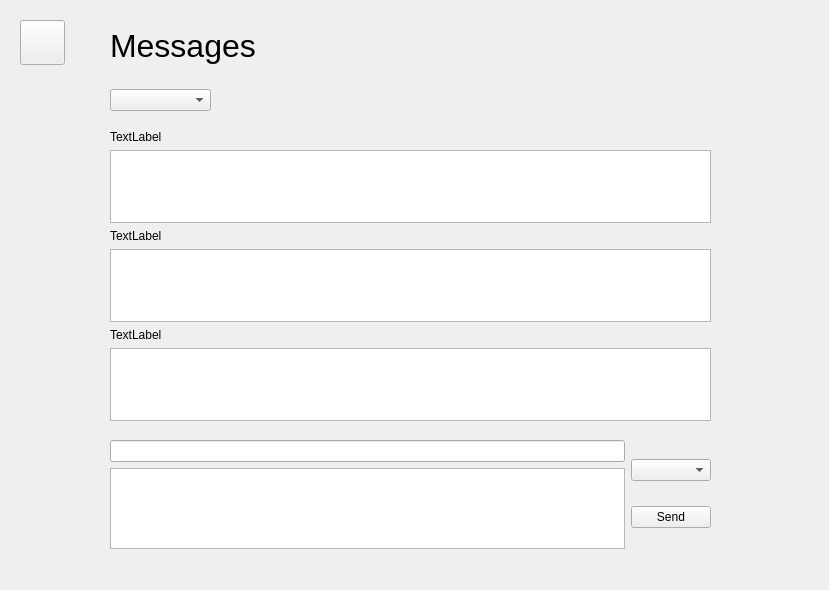
This is MicroManage/messagesform.ui in greg-maceachern12/MicroManage as Qt 5 draws it before an edit. The edited form follows.
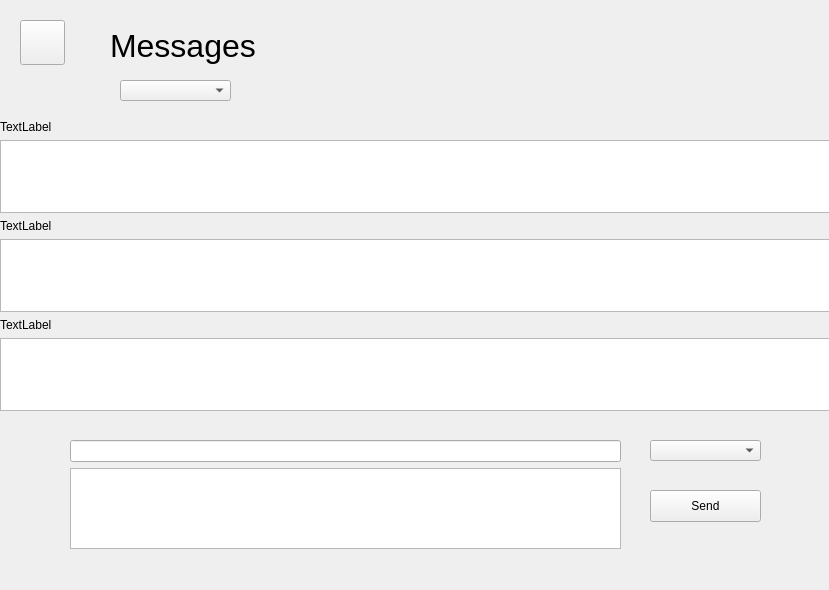
This is the edited form.

Commit message: Finished styling the Messages panel. Styled the combo boxes and made the messages look like the mockup

```diff
--- a/MicroManage/messagesform.ui
+++ b/MicroManage/messagesform.ui
@@ -56,9 +56,9 @@
    <widget class="QWidget" name="verticalLayoutWidget">
     <property name="geometry">
      <rect>
-      <x>110</x>
-      <y>130</y>
-      <width>601</width>
+      <x>0</x>
+      <y>120</y>
+      <width>831</width>
       <height>291</height>
      </rect>
     </property>
@@ -98,9 +98,9 @@
    <widget class="QWidget" name="horizontalLayoutWidget_3">
     <property name="geometry">
      <rect>
-      <x>110</x>
+      <x>70</x>
       <y>440</y>
-      <width>601</width>
+      <width>551</width>
       <height>109</height>
      </rect>
     </property>
@@ -122,37 +122,41 @@
        </item>
       </layout>
      </item>
-     <item>
-      <layout class="QVBoxLayout" name="verticalLayout_4">
-       <item>
-        <widget class="QComboBox" name="sendTo"/>
-       </item>
-       <item>
-        <widget class="QPushButton" name="sendMessage">
-         <property name="text">
-          <string>Send</string>
-         </property>
-        </widget>
-       </item>
-      </layout>
-     </item>
     </layout>
    </widget>
-   <widget class="QWidget" name="horizontalLayoutWidget">
+   <widget class="QComboBox" name="sendTo">
     <property name="geometry">
      <rect>
-      <x>110</x>
-      <y>80</y>
-      <width>101</width>
-      <height>41</height>
+      <x>650</x>
+      <y>440</y>
+      <width>111</width>
+      <height>21</height>
      </rect>
     </property>
-    <layout class="QHBoxLayout" name="horizontalLayout">
-     <item>
-      <widget class="QComboBox" name="category"/>
-     </item>
-    </layout>
    </widget>
+   <widget class="QPushButton" name="sendMessage">
+    <property name="geometry">
+     <rect>
+      <x>650</x>
+      <y>490</y>
+      <width>111</width>
+      <height>32</height>
+     </rect>
+    </property>
+    <property name="text">
+     <string>Send</string>
+    </property>
+   </widget>
+  </widget>
+  <widget class="QComboBox" name="category">
+   <property name="geometry">
+    <rect>
+     <x>120</x>
+     <y>80</y>
+     <width>111</width>
+     <height>21</height>
+    </rect>
+   </property>
   </widget>
   <zorder>Messages</zorder>
   <zorder>menuButton</zorder>
```
Left out of the diff: 1 changed line with no effect on the pictures. The commit also changes 4 other files.
